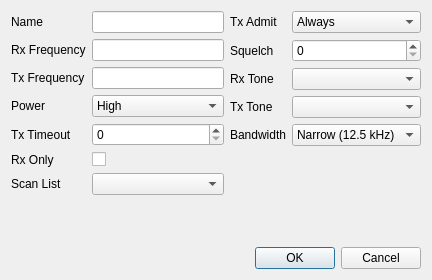
Before: the Qt Designer form src/analogchanneldialog.ui in hmatuschek/qdmr, drawn with Qt 5.
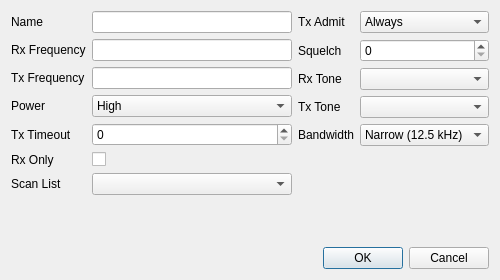
After: the same form once the commit is applied.

The edit to the form file:
```diff
--- a/src/analogchanneldialog.ui
+++ b/src/analogchanneldialog.ui
@@ -6,7 +6,7 @@
    <rect>
     <x>0</x>
     <y>0</y>
-    <width>432</width>
+    <width>445</width>
     <height>280</height>
    </rect>
   </property>
@@ -26,7 +26,14 @@
         </widget>
        </item>
        <item row="0" column="1">
-        <widget class="QLineEdit" name="channelName"/>
+        <widget class="QLineEdit" name="channelName">
+         <property name="minimumSize">
+          <size>
+           <width>200</width>
+           <height>0</height>
+          </size>
+         </property>
+        </widget>
        </item>
        <item row="1" column="0">
         <widget class="QLabel" name="rxFrequencyLabel">
```
